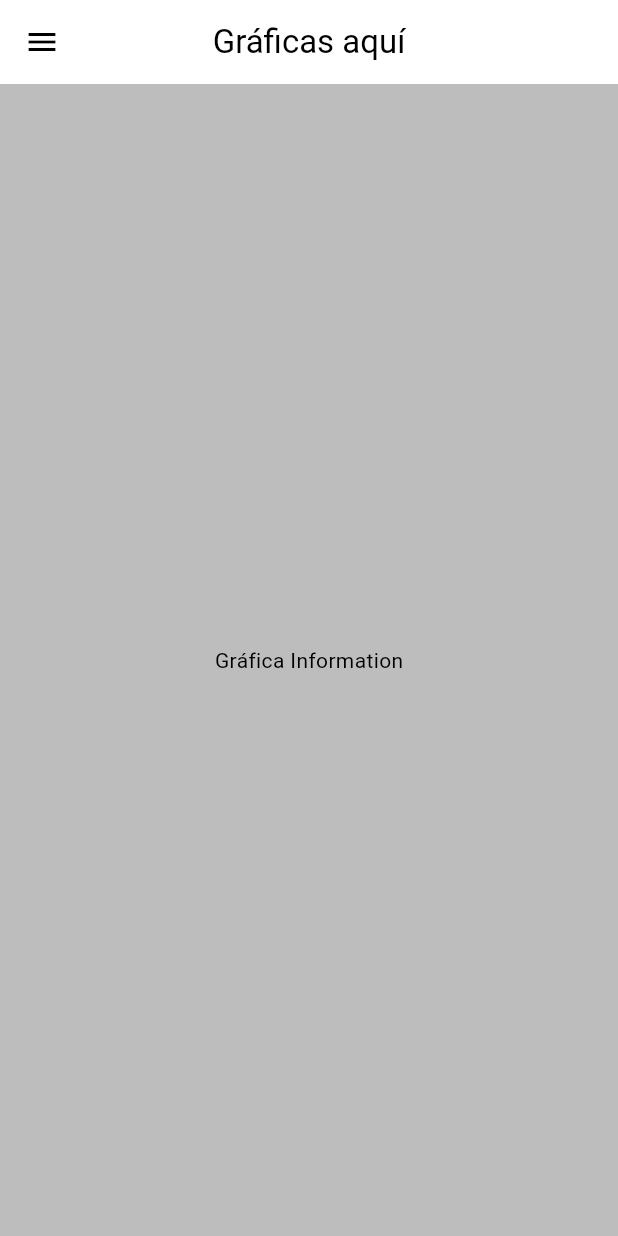
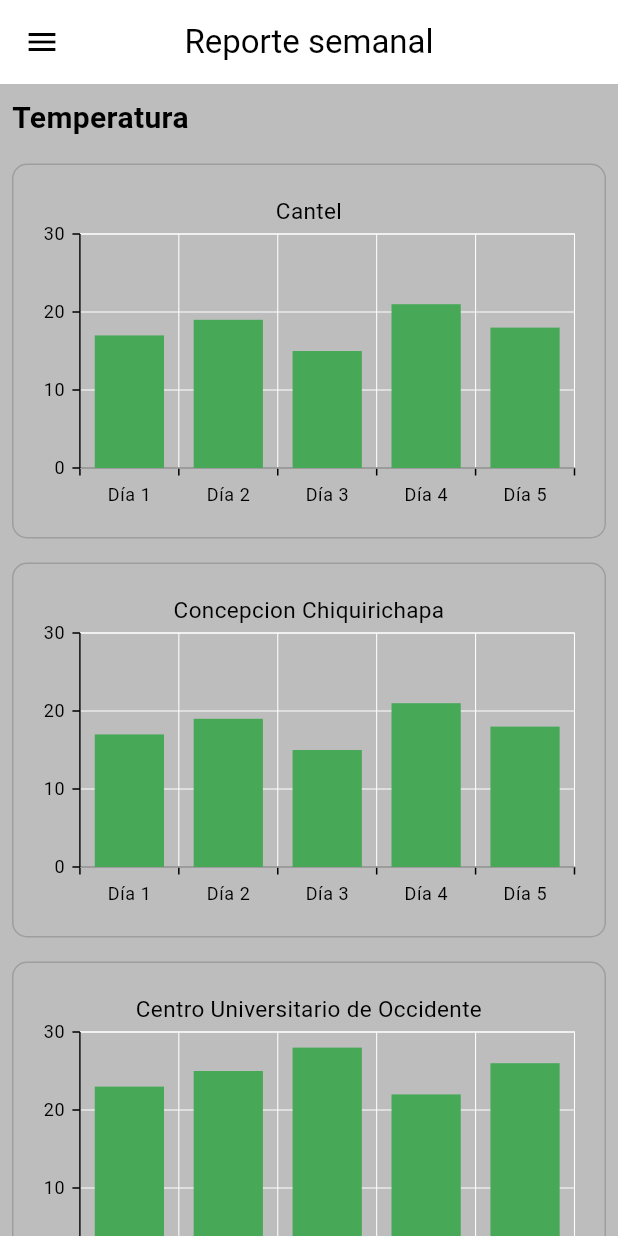
Before and after one commit to MarianoFrancisco/Weather-Station, a Flutter app: the screen it shows after launch, in the side drawer, after a tap on "Gráficas", on a phone screen of 412 x 824 dp. Run offline on Flutter 3.47's test engine with Material 3 defaults, Android fonts, the light colour scheme and no system bars; our stand-ins replace shared_preferences, syncfusion_flutter_charts.

Commit message:
Agregando graficas

```diff
--- a/app/lib/pages/graphic/body.dart
+++ b/app/lib/pages/graphic/body.dart
@@ -1,13 +1,110 @@
 import 'package:flutter/material.dart';
+import 'package:syncfusion_flutter_charts/charts.dart';
+import 'temperature_data.dart';
 
-// @author Mariano Camposeco {@literal (mariano1941@outlook.es)}
 class GraphicReportBody extends StatelessWidget {
-  const GraphicReportBody({super.key});
+  const GraphicReportBody({Key? key}) : super(key: key);
 
   @override
   Widget build(BuildContext context) {
-    return const Center(
-      child: Text('Gráfica Information'),
+    final List<TemperatureData> temperatureDataList = [
+      TemperatureData('Cantel', [17, 19, 15, 21, 18]),
+      TemperatureData('Concepcion Chiquirichapa', [17, 19, 15, 21, 18]),
+      TemperatureData('Centro Universitario de Occidente', [23, 25, 28, 22, 26]),
+    ];
+
+    final List<TemperatureData> precipitationDataList = [
+      TemperatureData('Cantel', [10, 15, 8, 12, 9]),
+      TemperatureData('Concepcion Chiquirichapa', [12, 10, 14, 11, 13]),
+      TemperatureData('Centro Universitario de Occidente', [8, 11, 9, 10, 12]),
+    ];
+
+    return ListView(
+      children: [
+        _buildTitle('Temperatura'),
+        ...temperatureDataList.map((data) => createTemperatureChart(data)).toList(),
+        _buildTitle('Precipitación'),
+        ...precipitationDataList.map((data) => createPrecipitationChart(data)).toList(),
+      ],
+    );
+  }
+
+  Widget _buildTitle(String title) {
+    return Padding(
+      padding: const EdgeInsets.all(8.0),
+      child: Text(
+        title,
+        style: TextStyle(
+          fontSize: 20,
+          fontWeight: FontWeight.bold,
+        ),
+      ),
+    );
+  }
+
+  Widget createTemperatureChart(TemperatureData data) {
+    final List<Map<String, dynamic>> chartData = [];
+    for (int i = 0; i < data.temperatures.length; i++) {
+      chartData.add({'x': 'Día ${i + 1}', 'y': data.temperatures[i]});
+    }
+
+    return Padding(
+      padding: const EdgeInsets.all(8.0),
+      child: Container(
+        height: 250,
+        decoration: BoxDecoration(
+          border: Border.all(color: Colors.grey),
+          borderRadius: BorderRadius.circular(10),
+        ),
+        padding: EdgeInsets.all(10),
+        child: SfCartesianChart(
+          primaryXAxis: CategoryAxis(),
+          title: ChartTitle(text: data.location, alignment: ChartAlignment.center),
+          legend: Legend(isVisible: false),
+          series: <ChartSeries>[
+            ColumnSeries<Map<String, dynamic>, String>(
+              dataSource: chartData,
+              xValueMapper: (datum, _) => datum['x'] as String,
+              yValueMapper: (datum, _) => datum['y'] as double,
+              name: 'Temperatura',
+              color: Color.fromARGB(255, 71, 169, 88),
+            )
+          ],
+        ),
+      ),
+    );
+  }
+
+  Widget createPrecipitationChart(TemperatureData data) {
+    final List<Map<String, dynamic>> chartData = [];
+    for (int i = 0; i < data.temperatures.length; i++) {
+      chartData.add({'x': 'Día ${i + 1}', 'y': data.temperatures[i]});
+    }
+
+    return Padding(
+      padding: const EdgeInsets.all(8.0),
+      child: Container(
+        height: 250,
+        decoration: BoxDecoration(
+          border: Border.all(color: Colors.grey),
+          borderRadius: BorderRadius.circular(10),
+        ),
+        padding: EdgeInsets.all(10),
+        child: SfCartesianChart(
+          primaryXAxis: CategoryAxis(),
+          title: ChartTitle(text: data.location, alignment: ChartAlignment.center),
+          legend: Legend(isVisible: false),
+          series: <ChartSeries>[
+            ColumnSeries<Map<String, dynamic>, String>(
+              dataSource: chartData,
+              xValueMapper: (datum, _) => datum['x'] as String,
+              yValueMapper: (datum, _) => datum['y'] as double,
+              name: 'Precipitación',
+              color: Color.fromARGB(255, 70, 144, 234),
+            )
+          ],
+        ),
+      ),
     );
   }
 }
--- a/app/lib/pages/graphic/graphic_report.dart
+++ b/app/lib/pages/graphic/graphic_report.dart
@@ -12,7 +12,7 @@ class GraphicReport extends StatelessWidget {
       backgroundColor: Theme.of(context).colorScheme.background,
       drawer: const DrawerContent(),
       appBar: AppBar(
-        title: const Text('Gráficas aquí'),
+        title: const Text('Reporte semanal'),
         centerTitle: true,
       ),
       body: const GraphicReportBody(),
--- /dev/null
+++ b/app/lib/pages/graphic/temperature_data.dart
@@ -0,0 +1,6 @@
+class TemperatureData {
+  final String location;
+  final List<double> temperatures;
+
+  TemperatureData(this.location, this.temperatures);
+}
--- a/app/pubspec.yaml
+++ b/app/pubspec.yaml
@@ -18,6 +18,7 @@ dev_dependencies:
     sdk: flutter
   flutter_lints: ^3.0.0
   flutter_launcher_icons:
+  syncfusion_flutter_charts: ^20.1.59
 
 flutter_icons:
   android: 'launcher_icon'
```
Also changed, not shown: app/pubspec.lock.
